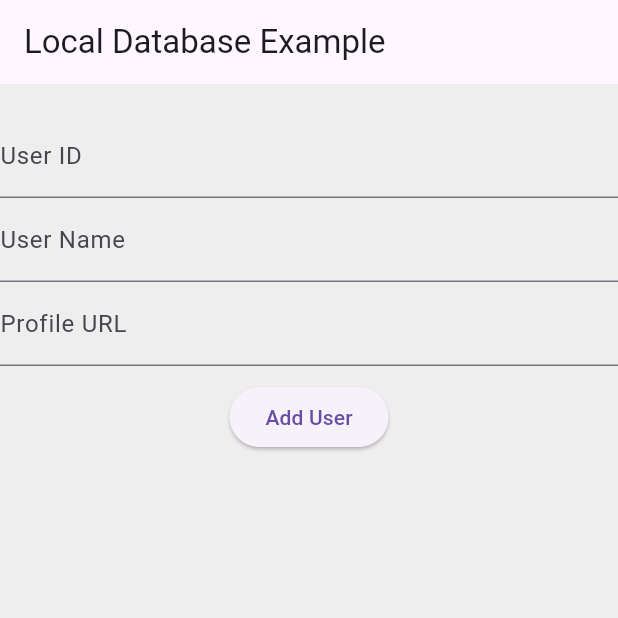
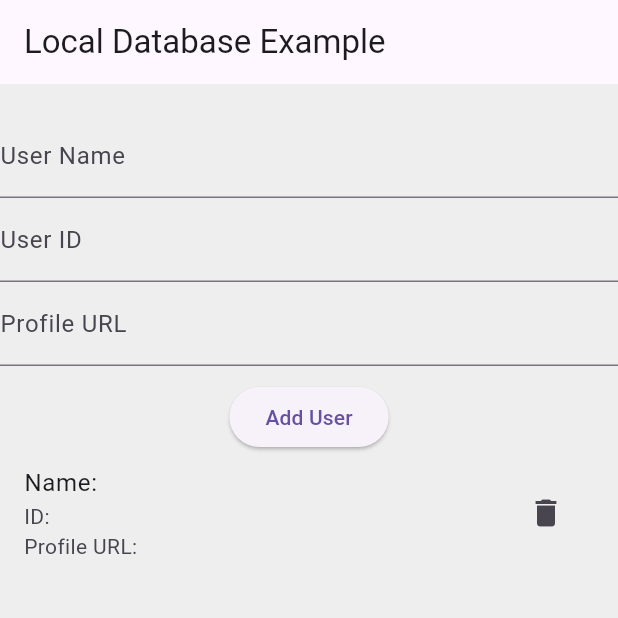
Before and after one commit to jhj0517/flutter-samples, a Flutter app: the screen it shows after launch, after a tap on "Add User", on a phone screen of 412 x 824 dp, the top half of it. Run offline on Flutter 3.47's test engine with Material 3 defaults, Android fonts, the phone set to English and light mode, and no system bars; our stand-ins replace device_preview, firebase_auth, firebase_core, flutter_phoenix, google_sign_in, sign_in_with_apple and 2 more; missing offline and left inert: googleapis; accounts and stored records are empty; generated files the repository leaves out were written again.

Commit message:
add delete button

```diff
--- a/localdb/lib/views/home_page.dart
+++ b/localdb/lib/views/home_page.dart
@@ -17,8 +17,8 @@ class _HomePageState extends State<HomePage> {
   List<User> _users = []; // List to store retrieved users
 
   // Text Editing Controllers for user input
+  final _userNameController = TextEditingController();
   final _userIdController = TextEditingController();
-  final _userNameController = TextEditingController();
   final _profileURLController = TextEditingController();
 
   @override
@@ -35,8 +35,8 @@ class _HomePageState extends State<HomePage> {
 
   Future<void> _addUser() async {
     // Get user data from Text Editing Controllers
+    final userName = _userNameController.text;
     final userId = _userIdController.text;
-    final userName = _userNameController.text;
     final profileURL = _profileURLController.text;
 
     final user = User(
@@ -62,18 +62,17 @@ class _HomePageState extends State<HomePage> {
       appBar: AppBar(
         title: const Text('Local Database Example'),
       ),
-      body: SingleChildScrollView(
-        child: Column(
+      body: Column(
         children: [
           const SizedBox(height: 20.0),
           // User input section
           TextField(
+            controller: _userNameController,
+            decoration: const InputDecoration(labelText: 'User Name'),
+          ),
+          TextField(
             controller: _userIdController,
             decoration: const InputDecoration(labelText: 'User ID'),
-            ),
-            TextField(
-              controller: _userNameController,
-              decoration: const InputDecoration(labelText: 'User Name'),
           ),
           TextField(
             controller: _profileURLController,
@@ -84,18 +83,33 @@ class _HomePageState extends State<HomePage> {
             onPressed: _addUser,
             child: const Text('Add User'),
           ),
-            ListView.builder(
+          Expanded(
+            child: ListView.builder(
               shrinkWrap: true,
               itemCount: _users.length,
               itemBuilder: (context, index) {
                 final user = _users[index];
                 return ListTile(
-                  title: Text(user.name),
+                  title: Text('Name: ${user.name}'),
+                  subtitle: Column(
+                    crossAxisAlignment: CrossAxisAlignment.start,
+                    children: <Widget>[
+                      Text('ID: ${user.userId}'),
+                      Text('Profile URL: ${user.profileUrl}'),
+                    ],
+                  ),
+                  trailing: IconButton(
+                    icon: const Icon(Icons.delete),
+                    onPressed: () async {
+                      await db.deleteUser(user); // Assuming deleteUser method is implemented correctly
+                      _getUsers(); // Refresh the list after deleting a user
+                    },
+                  ),
                 );
               },
             ),
+          )
         ],
-        ),
       ),
     );
   }
```
Lines whose indentation alone changed are shown as unchanged.
